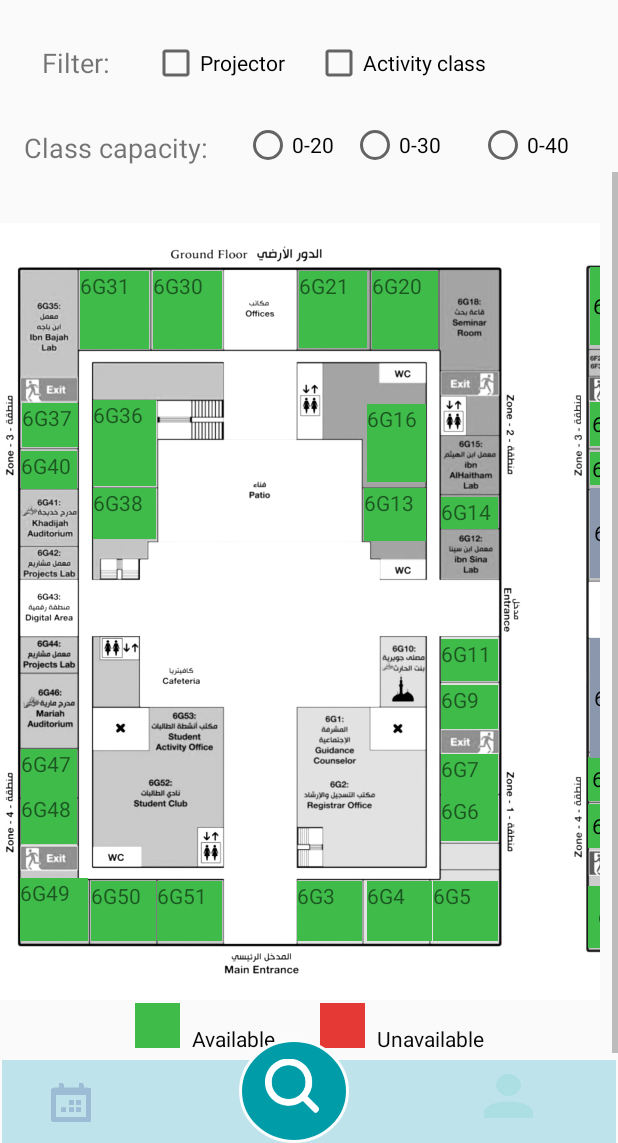
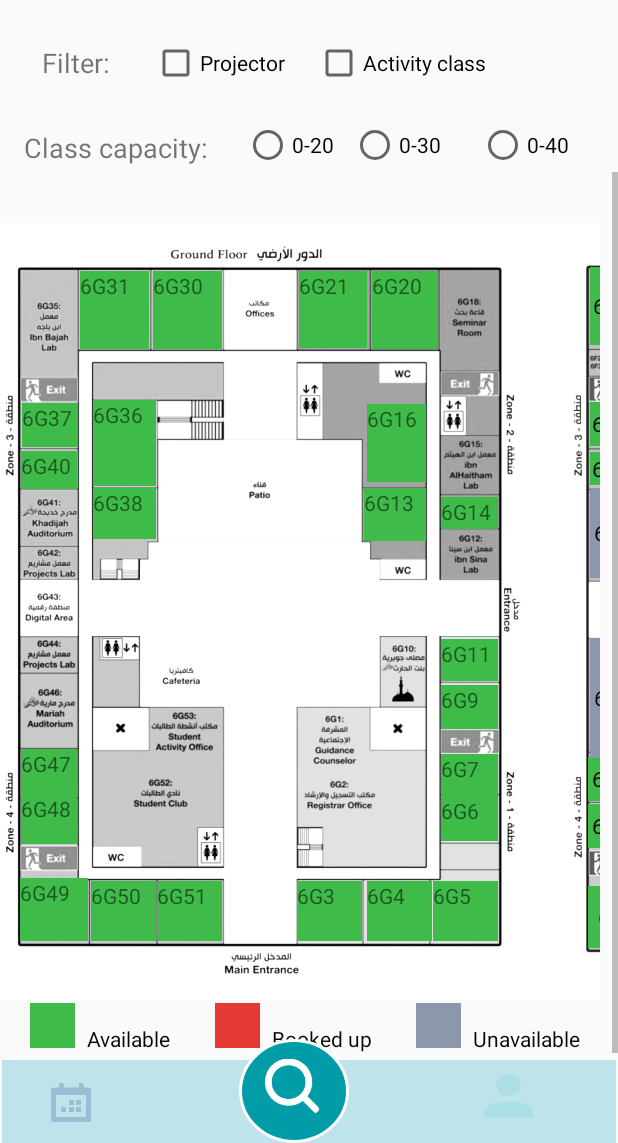
Before and after one commit to gada9900/Saneh, an Android app: the search screen opened directly, with no data from a screen before it, scrolled down 145 dp, on a phone screen of 412 x 824 dp, the part 93-1236 px from its top. Run offline under Robolectric (Android 15) with nearby library versions, the phone set to English and light mode, and no system bars.

Commit message:
add anothe color in layout search

```diff
--- a/app/src/main/res/layout/search.xml
+++ b/app/src/main/res/layout/search.xml
@@ -1027,8 +1027,8 @@
                 android:id="@+id/textView2"
                 android:layout_width="30dp"
                 android:layout_height="30dp"
-                android:layout_marginStart="90dp"
-                android:layout_marginLeft="90dp"
+                android:layout_marginStart="20dp"
+                android:layout_marginLeft="20dp"
                 android:layout_marginBottom="1dp"
                 android:background="#3EBB49"
                 app:layout_constraintBottom_toBottomOf="parent"
@@ -1067,9 +1067,34 @@
                 android:layout_marginStart="8dp"
                 android:layout_marginLeft="8dp"
                 android:layout_marginTop="16dp"
-                android:text="Unavailable"
+                android:text="Booked up"
                 android:textColor="#090808"
                 app:layout_constraintStart_toEndOf="@+id/textView5"
+                app:layout_constraintTop_toBottomOf="@+id/horizontalScrollView" />
+
+            <TextView
+                android:id="@+id/textView31"
+                android:layout_width="30dp"
+                android:layout_height="30dp"
+                android:layout_marginStart="29dp"
+                android:layout_marginLeft="29dp"
+                android:layout_marginBottom="1dp"
+                android:background="@color/room_type__study_room_floor__second_roomno__2_time__10_00_am___12_00_pm__color"
+                android:text=""
+                app:layout_constraintBottom_toBottomOf="parent"
+                app:layout_constraintStart_toEndOf="@+id/textView6"
+                app:layout_constraintTop_toBottomOf="@+id/horizontalScrollView" />
+
+            <TextView
+                android:id="@+id/textView32"
+                android:layout_width="wrap_content"
+                android:layout_height="wrap_content"
+                android:layout_marginStart="8dp"
+                android:layout_marginLeft="8dp"
+                android:layout_marginTop="16dp"
+                android:text="Unavailable"
+                android:textColor="#060606"
+                app:layout_constraintStart_toEndOf="@+id/textView31"
                 app:layout_constraintTop_toBottomOf="@+id/horizontalScrollView" />
 
         </androidx.constraintlayout.widget.ConstraintLayout>
```
